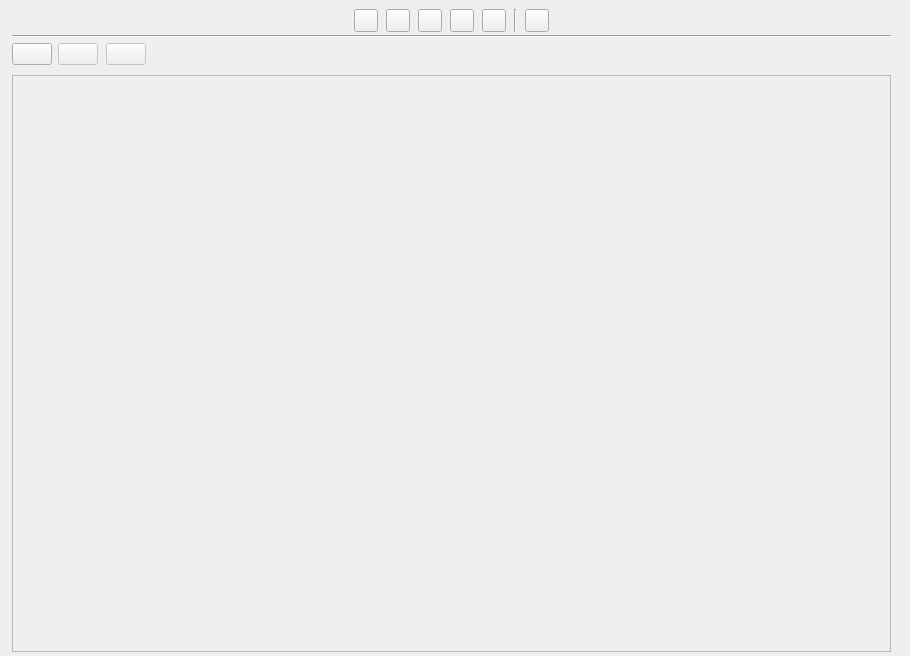
Above: ui/characters_view.ui from zkovari/plotlyst before the change. Below: the same form after it.
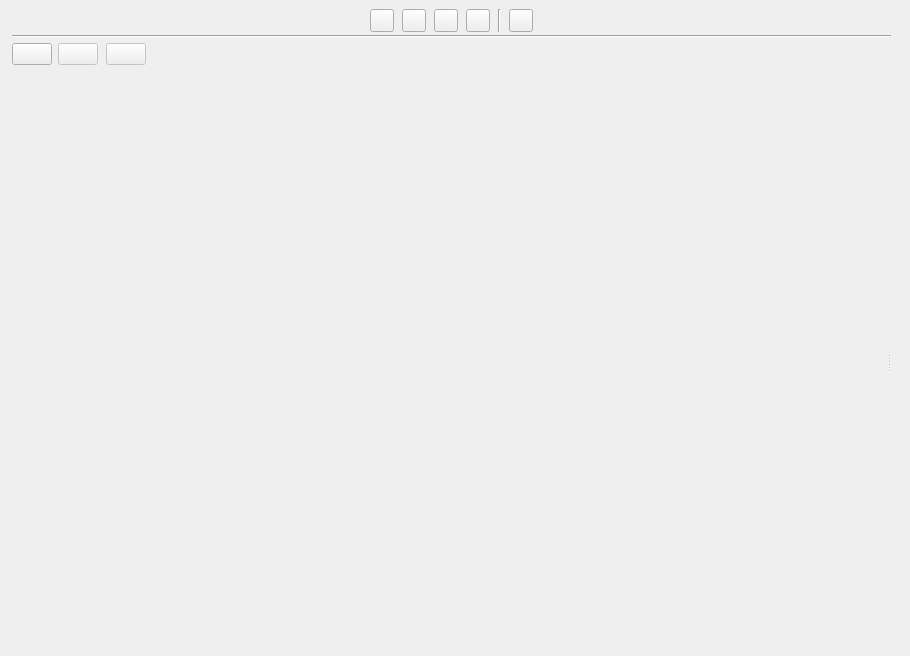
That is the form after the change. The open tabs and pages were chosen to show the change. Custom widgets are drawn as their Qt base class.

Diff of the .ui file:
```diff
--- a/ui/characters_view.ui
+++ b/ui/characters_view.ui
@@ -160,7 +160,7 @@
            </widget>
           </item>
           <item>
-           <widget class="QToolButton" name="btnBackstoryView">
+           <widget class="QToolButton" name="btnComparison">
             <property name="cursor">
              <cursorShape>PointingHandCursor</cursorShape>
             </property>
@@ -212,31 +212,6 @@
             </attribute>
            </widget>
           </item>
-          <item>
-           <widget class="QToolButton" name="btnComparison">
-            <property name="cursor">
-             <cursorShape>PointingHandCursor</cursorShape>
-            </property>
-            <property name="toolTip">
-             <string>Comparison view</string>
-            </property>
-            <property name="text">
-             <string/>
-            </property>
-            <property name="shortcut">
-             <string>5</string>
-            </property>
-            <property name="checkable">
-             <bool>true</bool>
-            </property>
-            <property name="base" stdset="0">
-             <bool>true</bool>
-            </property>
-            <attribute name="buttonGroup">
-             <string notr="true">btnGroupViews</string>
-            </attribute>
-           </widget>
-          </item>
           <item>
            <widget class="Line" name="line_2">
             <property name="orientation">
@@ -512,78 +487,6 @@
            </item>
           </layout>
          </widget>
-         <widget class="QWidget" name="pageBackstory">
-          <layout class="QVBoxLayout" name="verticalLayout_2">
-           <property name="spacing">
-            <number>3</number>
-           </property>
-           <property name="leftMargin">
-            <number>0</number>
-           </property>
-           <property name="topMargin">
-            <number>2</number>
-           </property>
-           <property name="rightMargin">
-            <number>0</number>
-           </property>
-           <property name="bottomMargin">
-            <number>2</number>
-           </property>
-           <item alignment="Qt::AlignTop">
-            <widget class="CharacterSelectorButtons" name="wdgCharacterSelector" native="true">
-             <property name="sizePolicy">
-              <sizepolicy hsizetype="Expanding" vsizetype="Preferred">
-               <horstretch>0</horstretch>
-               <verstretch>0</verstretch>
-              </sizepolicy>
-             </property>
-             <property name="minimumSize">
-              <size>
-               <width>0</width>
-               <height>0</height>
-              </size>
-             </property>
-            </widget>
-           </item>
-           <item>
-            <widget class="QScrollArea" name="scrollArea_2">
-             <property name="widgetResizable">
-              <bool>true</bool>
-             </property>
-             <widget class="QWidget" name="scrollAreaBackstoryContent">
-              <property name="geometry">
-               <rect>
-                <x>0</x>
-                <y>0</y>
-                <width>84</width>
-                <height>16</height>
-               </rect>
-              </property>
-              <property name="bg-image" stdset="0">
-               <bool>true</bool>
-              </property>
-              <layout class="QHBoxLayout" name="horizontalLayout_4">
-               <property name="spacing">
-                <number>3</number>
-               </property>
-               <property name="leftMargin">
-                <number>2</number>
-               </property>
-               <property name="topMargin">
-                <number>2</number>
-               </property>
-               <property name="rightMargin">
-                <number>2</number>
-               </property>
-               <property name="bottomMargin">
-                <number>2</number>
-               </property>
-              </layout>
-             </widget>
-            </widget>
-           </item>
-          </layout>
-         </widget>
          <widget class="QWidget" name="pageRelationsView">
           <layout class="QVBoxLayout" name="verticalLayout_9">
            <property name="spacing">
@@ -1193,12 +1096,6 @@
    <header>src.main.python.plotlyst.view.widget.cards</header>
    <container>1</container>
   </customwidget>
-  <customwidget>
-   <class>CharacterSelectorButtons</class>
-   <extends>QWidget</extends>
-   <header>src.main.python.plotlyst.view.widget.characters</header>
-   <container>1</container>
-  </customwidget>
  </customwidgets>
  <resources/>
  <connections/>
```
Left out of the diff: 6 changed lines with no effect on the pictures.
